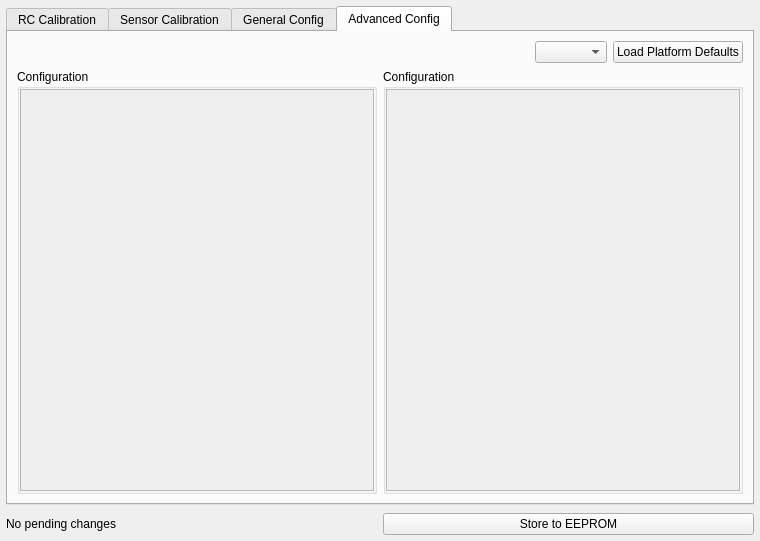
mavlink/qgroundcontrol, file src/ui/QGCVehicleConfig.ui: the form before one commit.
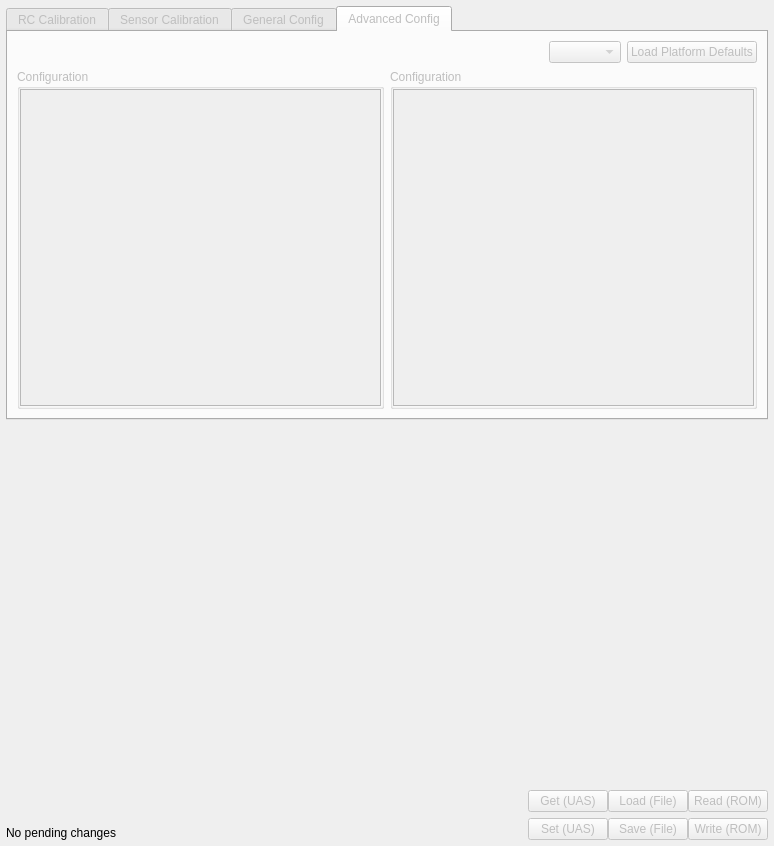
The form after the commit. The open tabs and pages were chosen to show the change. Icons and pictures are not drawn.

Commit message: Set most UI to disabled by default with it only enabled on the addition of an active UAS. Added all missing parameter control buttons to the Vehicle Config widget.

Patch:
```diff
--- a/src/ui/QGCVehicleConfig.ui
+++ b/src/ui/QGCVehicleConfig.ui
@@ -6,39 +6,34 @@
    <rect>
     <x>0</x>
     <y>0</y>
-    <width>760</width>
-    <height>541</height>
+    <width>774</width>
+    <height>846</height>
    </rect>
   </property>
+  <property name="sizePolicy">
+   <sizepolicy hsizetype="Expanding" vsizetype="Expanding">
+    <horstretch>0</horstretch>
+    <verstretch>0</verstretch>
+   </sizepolicy>
+  </property>
   <property name="windowTitle">
    <string>Form</string>
   </property>
-  <layout class="QGridLayout" name="gridLayout">
-   <property name="horizontalSpacing">
-    <number>6</number>
-   </property>
-   <property name="verticalSpacing">
-    <number>8</number>
-   </property>
+  <layout class="QVBoxLayout" name="verticalLayout_11">
    <property name="margin">
     <number>6</number>
    </property>
-   <item row="2" column="1">
-    <widget class="QPushButton" name="storeButton">
-     <property name="text">
-      <string>Store to EEPROM</string>
-     </property>
-    </widget>
-   </item>
-   <item row="2" column="0">
-    <widget class="QLabel" name="statusLabel">
-     <property name="text">
-      <string>No pending changes</string>
-     </property>
-    </widget>
-   </item>
-   <item row="0" column="0" colspan="2">
+   <item>
     <widget class="QTabWidget" name="tabWidget">
+     <property name="enabled">
+      <bool>false</bool>
+     </property>
+     <property name="sizePolicy">
+      <sizepolicy hsizetype="Expanding" vsizetype="Expanding">
+       <horstretch>0</horstretch>
+       <verstretch>0</verstretch>
+      </sizepolicy>
+     </property>
      <property name="currentIndex">
       <number>2</number>
      </property>
@@ -881,7 +876,13 @@
        </item>
       </layout>
      </widget>
-     <widget class="QWidget" name="fixedWingTab">
+     <widget class="QWidget" name="advancedTab">
+      <property name="sizePolicy">
+       <sizepolicy hsizetype="Preferred" vsizetype="Expanding">
+        <horstretch>0</horstretch>
+        <verstretch>0</verstretch>
+       </sizepolicy>
+      </property>
       <attribute name="title">
        <string>Advanced Config</string>
       </attribute>
@@ -902,10 +903,17 @@
           </spacer>
          </item>
          <item>
-          <widget class="QComboBox" name="fixedWingComboBox"/>
+          <widget class="QComboBox" name="advancedComboBox">
+           <property name="enabled">
+            <bool>false</bool>
+           </property>
+          </widget>
          </item>
          <item>
-          <widget class="QPushButton" name="loadFixedWingDefaultsButton">
+          <widget class="QPushButton" name="loadAdvancedDefaultsButton">
+           <property name="enabled">
+            <bool>false</bool>
+           </property>
            <property name="text">
             <string>Load Platform Defaults</string>
            </property>
@@ -916,11 +924,20 @@
        <item>
         <layout class="QHBoxLayout" name="horizontalLayout_3">
          <item>
-          <widget class="QGroupBox" name="fixedWingControlAttitudeGroupBox">
+          <widget class="QGroupBox" name="advancedLeftGroupBox">
+           <property name="sizePolicy">
+            <sizepolicy hsizetype="Preferred" vsizetype="Expanding">
+             <horstretch>0</horstretch>
+             <verstretch>0</verstretch>
+            </sizepolicy>
+           </property>
            <property name="title">
             <string>Configuration</string>
            </property>
            <layout class="QVBoxLayout" name="verticalLayout_2">
+            <property name="sizeConstraint">
+             <enum>QLayout::SetNoConstraint</enum>
+            </property>
             <property name="margin">
              <number>0</number>
             </property>
@@ -934,10 +951,16 @@
                 <rect>
                  <x>0</x>
                  <y>0</y>
-                 <width>354</width>
-                 <height>404</height>
+                 <width>356</width>
+                 <height>438</height>
                 </rect>
                </property>
+               <property name="sizePolicy">
+                <sizepolicy hsizetype="Preferred" vsizetype="Expanding">
+                 <horstretch>0</horstretch>
+                 <verstretch>0</verstretch>
+                </sizepolicy>
+               </property>
                <layout class="QVBoxLayout" name="verticalLayout_7">
                 <property name="margin">
                  <number>0</number>
@@ -953,7 +976,13 @@
           </widget>
          </item>
          <item>
-          <widget class="QGroupBox" name="fixedWingControlAttitudeGroupBox_2">
+          <widget class="QGroupBox" name="advancedRightGroupBox">
+           <property name="sizePolicy">
+            <sizepolicy hsizetype="Preferred" vsizetype="Expanding">
+             <horstretch>0</horstretch>
+             <verstretch>0</verstretch>
+            </sizepolicy>
+           </property>
            <property name="title">
             <string>Configuration</string>
            </property>
@@ -963,6 +992,9 @@
             </property>
             <item>
              <widget class="QScrollArea" name="scrollArea_5">
+              <property name="enabled">
+               <bool>false</bool>
+              </property>
               <property name="widgetResizable">
                <bool>true</bool>
               </property>
@@ -971,10 +1003,16 @@
                 <rect>
                  <x>0</x>
                  <y>0</y>
-                 <width>354</width>
-                 <height>404</height>
+                 <width>356</width>
+                 <height>438</height>
                 </rect>
                </property>
+               <property name="sizePolicy">
+                <sizepolicy hsizetype="Preferred" vsizetype="Expanding">
+                 <horstretch>0</horstretch>
+                 <verstretch>0</verstretch>
+                </sizepolicy>
+               </property>
                <layout class="QVBoxLayout" name="verticalLayout_8">
                 <property name="margin">
                  <number>0</number>
@@ -995,6 +1033,218 @@
      </widget>
     </widget>
    </item>
+   <item>
+    <layout class="QHBoxLayout" name="horizontalLayout_10">
+     <property name="spacing">
+      <number>0</number>
+     </property>
+     <property name="sizeConstraint">
+      <enum>QLayout::SetDefaultConstraint</enum>
+     </property>
+     <item>
+      <layout class="QVBoxLayout" name="verticalLayout_15">
+       <item>
+        <spacer name="verticalSpacer_4">
+         <property name="orientation">
+          <enum>Qt::Vertical</enum>
+         </property>
+         <property name="sizeHint" stdset="0">
+          <size>
+           <width>20</width>
+           <height>0</height>
+          </size>
+         </property>
+        </spacer>
+       </item>
+       <item>
+        <widget class="QLabel" name="statusLabel">
+         <property name="sizePolicy">
+          <sizepolicy hsizetype="MinimumExpanding" vsizetype="Preferred">
+           <horstretch>0</horstretch>
+           <verstretch>0</verstretch>
+          </sizepolicy>
+         </property>
+         <property name="text">
+          <string>No pending changes</string>
+         </property>
+        </widget>
+       </item>
+      </layout>
+     </item>
+     <item>
+      <spacer name="horizontalSpacer_10">
+       <property name="orientation">
+        <enum>Qt::Horizontal</enum>
+       </property>
+       <property name="sizeHint" stdset="0">
+        <size>
+         <width>40</width>
+         <height>20</height>
+        </size>
+       </property>
+      </spacer>
+     </item>
+     <item>
+      <layout class="QVBoxLayout" name="verticalLayout_12">
+       <property name="spacing">
+        <number>6</number>
+       </property>
+       <item>
+        <spacer name="verticalSpacer_9">
+         <property name="orientation">
+          <enum>Qt::Vertical</enum>
+         </property>
+         <property name="sizeHint" stdset="0">
+          <size>
+           <width>20</width>
+           <height>40</height>
+          </size>
+         </property>
+        </spacer>
+       </item>
+       <item>
+        <widget class="QPushButton" name="refreshButton">
+         <property name="enabled">
+          <bool>false</bool>
+         </property>
+         <property name="toolTip">
+          <string>Load parameters currently in non-permanent memory of aircraft.</string>
+         </property>
+         <property name="statusTip">
+          <string/>
+         </property>
+         <property name="text">
+          <string>Get (UAS)</string>
+         </property>
+        </widget>
+       </item>
+       <item>
+        <widget class="QPushButton" name="setButton">
+         <property name="enabled">
+          <bool>false</bool>
+         </property>
+         <property name="toolTip">
+          <string>Set current parameters in non-permanent onboard memory.</string>
+         </property>
+         <property name="statusTip">
+          <string/>
+         </property>
+         <property name="text">
+          <string>Set (UAS)</string>
+         </property>
+        </widget>
+       </item>
+      </layout>
+     </item>
+     <item>
+      <layout class="QVBoxLayout" name="verticalLayout_14">
+       <property name="spacing">
+        <number>6</number>
+       </property>
+       <item>
+        <spacer name="verticalSpacer_7">
+         <property name="orientation">
+          <enum>Qt::Vertical</enum>
+         </property>
+         <property name="sizeHint" stdset="0">
+          <size>
+           <width>20</width>
+           <height>40</height>
+          </size>
+         </property>
+        </spacer>
+       </item>
+       <item>
+        <widget class="QPushButton" name="loadFileButton">
+         <property name="enabled">
+          <bool>false</bool>
+         </property>
+         <property name="toolTip">
+          <string>Load parameters from a file on this computer in the view. To write them to the aircraft, use transmit after loading them.</string>
+         </property>
+         <property name="statusTip">
+          <string/>
+         </property>
+         <property name="text">
+          <string>Load (File)</string>
+         </property>
+        </widget>
+       </item>
+       <item>
+        <widget class="QPushButton" name="saveFileButton">
+         <property name="enabled">
+          <bool>false</bool>
+         </property>
+         <property name="toolTip">
+          <string>Save parameters in this view to a file on this computer.</string>
+         </property>
+         <property name="statusTip">
+          <string/>
+         </property>
+         <property name="text">
+          <string>Save (File)</string>
+         </property>
+        </widget>
+       </item>
+      </layout>
+     </item>
+     <item>
+      <layout class="QVBoxLayout" name="verticalLayout_13">
+       <property name="spacing">
+        <number>6</number>
+       </property>
+       <item>
+        <spacer name="verticalSpacer_8">
+         <property name="orientation">
+          <enum>Qt::Vertical</enum>
+         </property>
+         <property name="sizeHint" stdset="0">
+          <size>
+           <width>20</width>
+           <height>40</height>
+          </size>
+         </property>
+        </spacer>
+       </item>
+       <item>
+        <widget class="QPushButton" name="readButton">
+         <property name="enabled">
+          <bool>false</bool>
+         </property>
+         <property name="toolTip">
+          <string>Copy parameters from permanent memory to non-permanent current memory of aircraft. DOES NOT update the parameters in this view, click refresh after copying them to get them.</string>
+         </property>
+         <property name="statusTip">
+          <string/>
+         </property>
+         <property name="whatsThis">
+          <string/>
+         </property>
+         <property name="text">
+          <string>Read (ROM)</string>
+         </property>
+        </widget>
+       </item>
+       <item>
+        <widget class="QPushButton" name="writeButton">
+         <property name="enabled">
+          <bool>false</bool>
+         </property>
+         <property name="toolTip">
+          <string>Copy current parameters in non-permanent memory of the aircraft to permanent memory. Transmit your parameters first to write these.</string>
+         </property>
+         <property name="statusTip">
+          <string/>
+         </property>
+         <property name="text">
+          <string>Write (ROM)</string>
+         </property>
+        </widget>
+       </item>
+      </layout>
+     </item>
+    </layout>
+   </item>
   </layout>
  </widget>
  <resources>
```
Left out of the diff: 561 changed lines with no effect on the pictures. The commit also changes 1 other file.
